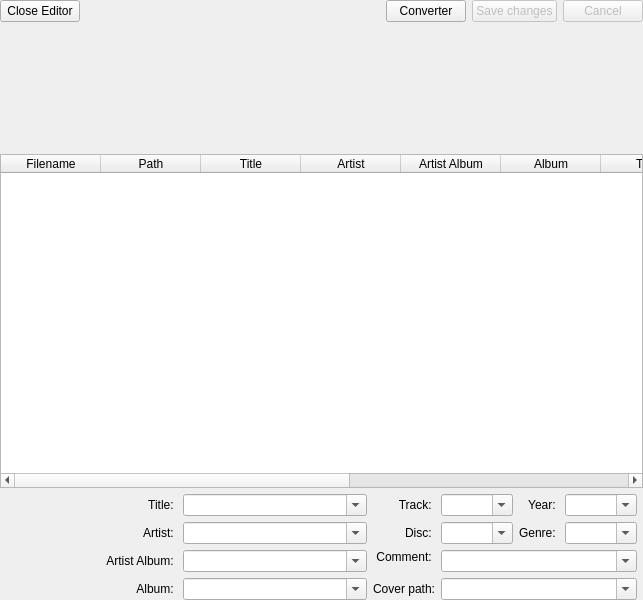
Qt form code/MiamPlayer/tageditor.ui (MBach/Miam-Player) before a commit.
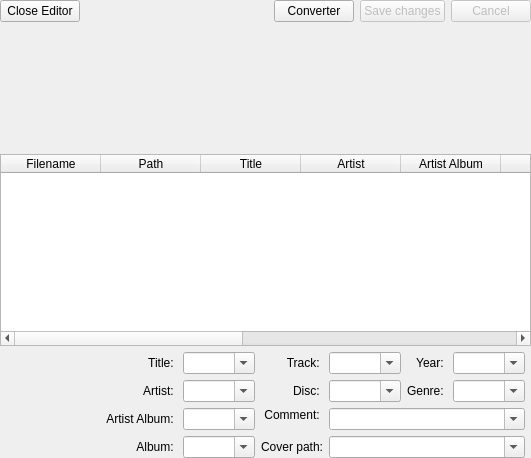
The same form after that commit. Icons and pictures are not drawn. Custom widgets are drawn as their Qt base class.

```diff
--- a/code/MiamPlayer/tageditor.ui
+++ b/code/MiamPlayer/tageditor.ui
@@ -2,14 +2,6 @@
 <ui version="4.0">
  <class>TagEditor</class>
  <widget class="QWidget" name="TagEditor">
-  <property name="geometry">
-   <rect>
-    <x>0</x>
-    <y>0</y>
-    <width>643</width>
-    <height>600</height>
-   </rect>
-  </property>
   <property name="windowTitle">
    <string notr="true"/>
   </property>
```
